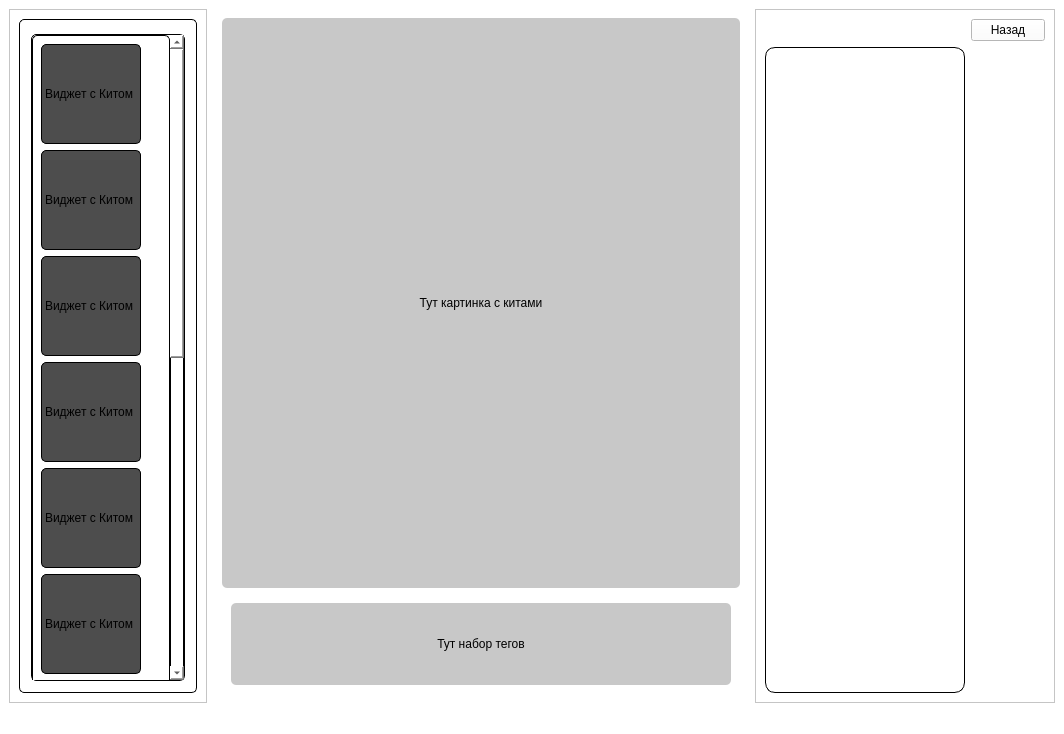
Qt form MainWorkWindow.ui (YarickVodila/EfficientNetV2_Whale_Reidentification) before a commit.
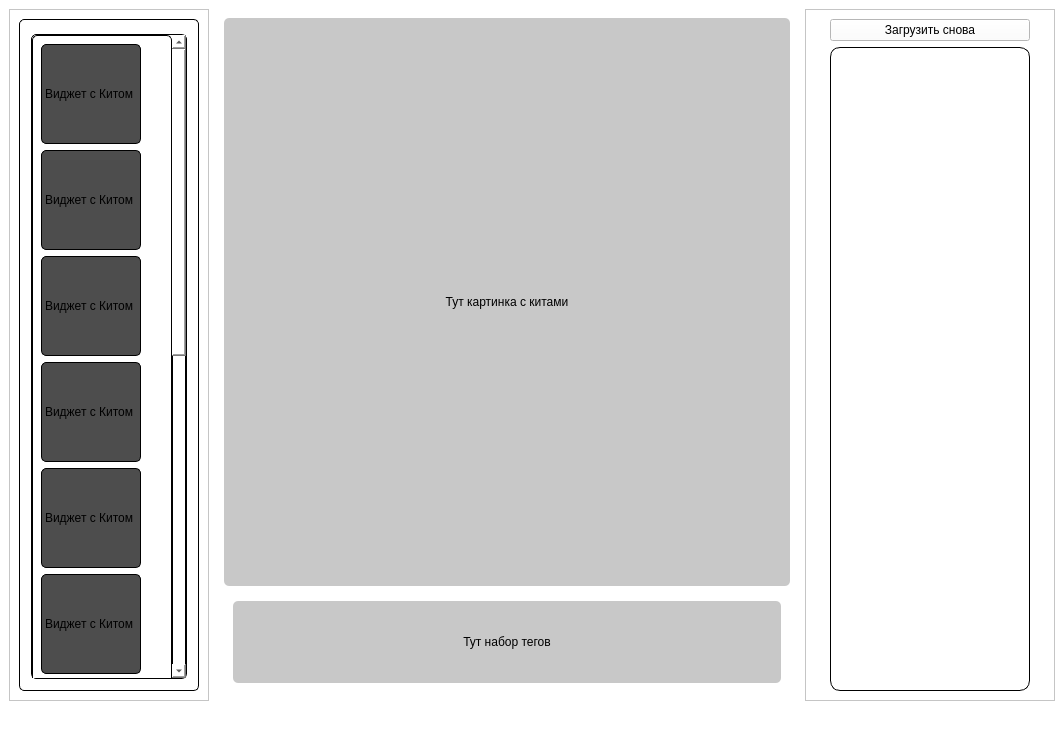
The same form after that commit.

```diff
--- a/MainWorkWindow.ui
+++ b/MainWorkWindow.ui
@@ -7,7 +7,7 @@
     <x>0</x>
     <y>0</y>
     <width>1064</width>
-    <height>734</height>
+    <height>730</height>
    </rect>
   </property>
   <property name="sizePolicy">
@@ -101,7 +101,7 @@
               <rect>
                <x>0</x>
                <y>0</y>
-               <width>139</width>
+               <width>141</width>
                <height>1284</height>
               </rect>
              </property>
@@ -554,7 +554,7 @@
      <widget class="QFrame" name="Right">
       <property name="maximumSize">
        <size>
-        <width>300</width>
+        <width>250</width>
         <height>16777215</height>
        </size>
       </property>
@@ -568,7 +568,7 @@
        <enum>QFrame::Raised</enum>
       </property>
       <layout class="QGridLayout" name="gridLayout_3">
-       <item row="0" column="1">
+       <item row="0" column="0">
         <widget class="QPushButton" name="BackButton">
          <property name="sizePolicy">
           <sizepolicy hsizetype="Fixed" vsizetype="Fixed">
@@ -578,29 +578,16 @@
          </property>
          <property name="minimumSize">
           <size>
-           <width>70</width>
+           <width>200</width>
            <height>20</height>
           </size>
          </property>
          <property name="text">
-          <string>Назад</string>
+          <string>Загрузить снова</string>
          </property>
         </widget>
        </item>
-       <item row="2" column="1">
-        <spacer name="verticalSpacer_2">
-         <property name="orientation">
-          <enum>Qt::Vertical</enum>
-         </property>
-         <property name="sizeHint" stdset="0">
-          <size>
-           <width>20</width>
-           <height>40</height>
-          </size>
-         </property>
-        </spacer>
-       </item>
-       <item row="1" column="0" rowspan="2">
+       <item row="1" column="0">
         <widget class="QGroupBox" name="groupBox">
          <property name="minimumSize">
           <size>
```
